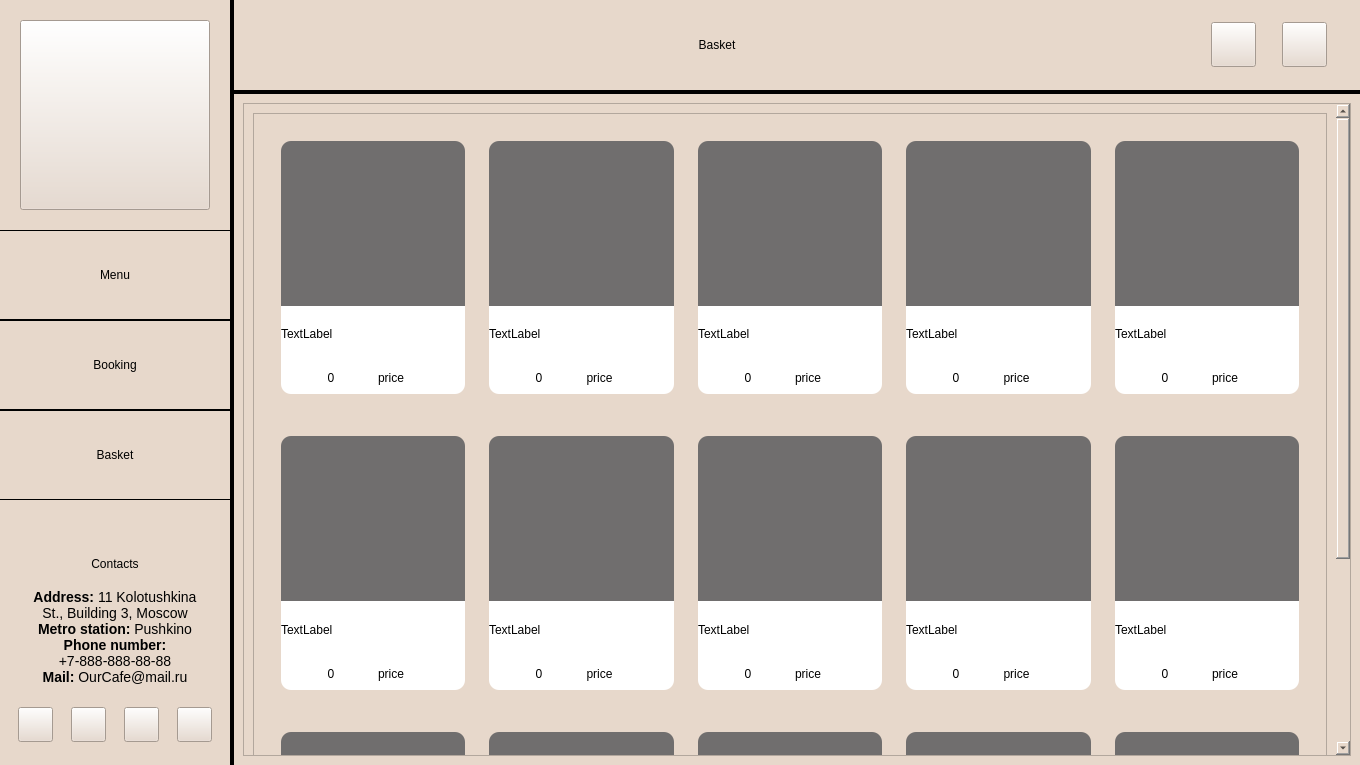
Above: application/basketwindow.ui from redm0unt/OurCafe before the change. Below: the same form after it.
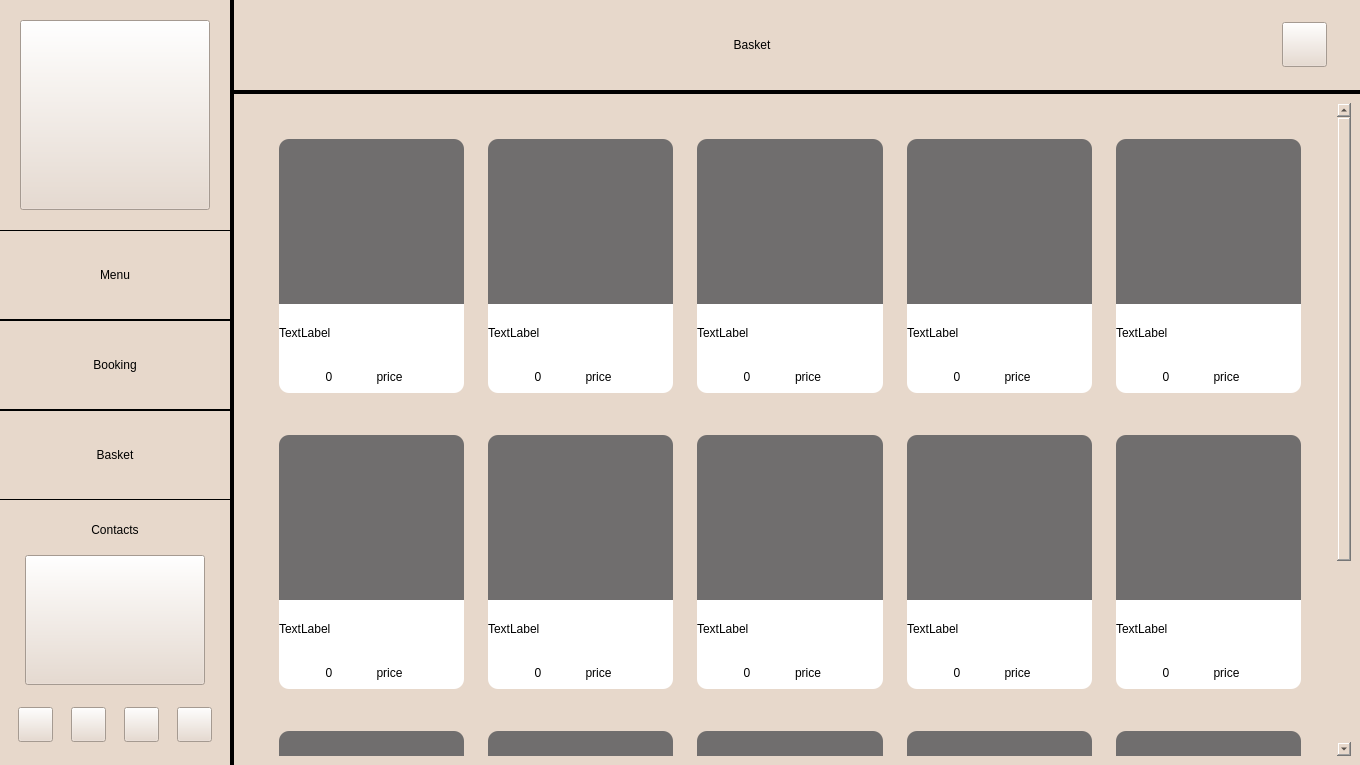
That is the form after the change. Icons and pictures are not drawn.

Commit message: Add beautiful scrollbar and add out location on all pages

```diff
--- a/application/basketwindow.ui
+++ b/application/basketwindow.ui
@@ -382,17 +382,17 @@
            <number>0</number>
           </property>
           <item>
-           <widget class="QLabel" name="ContactsText">
+           <widget class="QPushButton" name="ContactsText">
             <property name="sizePolicy">
-             <sizepolicy hsizetype="Fixed" vsizetype="Preferred">
+             <sizepolicy hsizetype="Fixed" vsizetype="Fixed">
               <horstretch>0</horstretch>
               <verstretch>0</verstretch>
              </sizepolicy>
             </property>
-            <property name="maximumSize">
+            <property name="minimumSize">
              <size>
               <width>180</width>
-              <height>16777215</height>
+              <height>130</height>
              </size>
             </property>
             <property name="cursor">
@@ -405,31 +405,10 @@
              <enum>Qt::NoFocus</enum>
             </property>
             <property name="styleSheet">
-             <string notr="true">font: 14px</string>
-            </property>
-            <property name="frameShadow">
-             <enum>QFrame::Plain</enum>
+             <string notr="true">border-image: url(:/resources/resources/About_text.png) 0;</string>
             </property>
             <property name="text">
-             <string>&lt;html&gt;&lt;head/&gt;&lt;body&gt;&lt;p align=&quot;center&quot;&gt;&lt;span style=&quot; font-weight:700;&quot;&gt;Address:&lt;/span&gt; 11 Kolotushkina St., Building 3, Moscow&lt;br/&gt;&lt;span style=&quot; font-weight:700;&quot;&gt;Metro station:&lt;/span&gt; Pushkino&lt;br/&gt;&lt;span style=&quot; font-weight:700;&quot;&gt;Phone number:&lt;/span&gt; +7-888-888-88-88&lt;br/&gt;&lt;span style=&quot; font-weight:700;&quot;&gt;Mail:&lt;/span&gt; OurCafe@mail.ru&lt;/p&gt;&lt;/body&gt;&lt;/html&gt;</string>
-            </property>
-            <property name="textFormat">
-             <enum>Qt::AutoText</enum>
-            </property>
-            <property name="scaledContents">
-             <bool>false</bool>
-            </property>
-            <property name="alignment">
-             <set>Qt::AlignCenter</set>
-            </property>
-            <property name="wordWrap">
-             <bool>true</bool>
-            </property>
-            <property name="indent">
-             <number>0</number>
-            </property>
-            <property name="textInteractionFlags">
-             <set>Qt::LinksAccessibleByMouse</set>
+             <string/>
             </property>
            </widget>
           </item>
@@ -723,13 +702,13 @@
             </property>
             <property name="minimumSize">
              <size>
-              <width>140</width>
+              <width>70</width>
               <height>0</height>
              </size>
             </property>
             <property name="maximumSize">
              <size>
-              <width>140</width>
+              <width>70</width>
               <height>16777215</height>
              </size>
             </property>
@@ -749,37 +728,6 @@
              <property name="bottomMargin">
               <number>0</number>
              </property>
-             <item>
-              <widget class="QPushButton" name="Cart">
-               <property name="sizePolicy">
-                <sizepolicy hsizetype="Maximum" vsizetype="Maximum">
-                 <horstretch>0</horstretch>
-                 <verstretch>0</verstretch>
-                </sizepolicy>
-               </property>
-               <property name="minimumSize">
-                <size>
-                 <width>45</width>
-                 <height>45</height>
-                </size>
-               </property>
-               <property name="maximumSize">
-                <size>
-                 <width>45</width>
-                 <height>45</height>
-                </size>
-               </property>
-               <property name="cursor">
-                <cursorShape>PointingHandCursor</cursorShape>
-               </property>
-               <property name="styleSheet">
-                <string notr="true">border-image: url(:/resources/resources/Cart.png) 0 stretch stretch;</string>
-               </property>
-               <property name="text">
-                <string/>
-               </property>
-              </widget>
-             </item>
              <item>
               <widget class="QPushButton" name="Account">
                <property name="sizePolicy">
@@ -875,6 +823,92 @@
               <verstretch>0</verstretch>
              </sizepolicy>
             </property>
+            <property name="autoFillBackground">
+             <bool>false</bool>
+            </property>
+            <property name="styleSheet">
+             <string notr="true">* {
+	border: none;
+}
+
+/* VERTICAL SCROLLBAR */
+ QScrollBar:vertical {
+	border: none;
+    background: rgb(226, 205, 187);
+    width: 14px;
+    margin: 15px 0 15px 0;
+	border-radius: 0px;
+ }
+
+/*  HANDLE BAR VERTICAL */
+QScrollBar::handle:vertical {	
+	background-color: rgb(212, 191, 173);
+	border-radius: 7px;
+}
+QScrollBar::handle:vertical:hover{	
+	background-color: #C0AA97;
+}
+
+
+/* BTN TOP - SCROLLBAR */
+QScrollBar::sub-line:vertical {
+	border: none;
+	background-color: rgb(226, 205, 187);
+	height: 15px;
+	border-top-left-radius: 7px;
+	border-top-right-radius: 7px;
+	subcontrol-position: top;
+	subcontrol-origin: margin;
+}
+/* BTN BOTTOM - SCROLLBAR */
+QScrollBar::add-line:vertical {
+	border: none;
+	background-color: rgb(226, 205, 187);
+	height: 15px;
+	border-bottom-left-radius: 7px;
+	border-bottom-right-radius: 7px;
+	subcontrol-position: bottom;
+	subcontrol-origin: margin;
+}
+QScrollBar::add-line:vertical:hover {	
+	background-color: rgb(255, 0, 127);
+}
+QScrollBar::add-line:vertical:pressed {	
+	background-color: rgb(185, 0, 92);
+}
+
+/* RESET ARROW */
+QScrollBar::up-arrow:vertical, QScrollBar::down-arrow:vertical {
+	background: none;
+}
+QScrollBar::add-page:vertical, QScrollBar::sub-page:vertical {
+	background: none;
+}
+
+
+
+/* HORIZONTAL SCROLLBAR - HOMEWORK */
+QScrollBar:horizontal {
+   
+}
+QScrollBar::handle:horizontal {
+    
+}
+QScrollBar::add-line:horizontal {
+    
+}
+QScrollBar::sub-line:horizontal {
+    
+}
+QScrollBar::up-arrow:horizontal, QScrollBar::down-arrow:horizontal
+{
+
+}
+QScrollBar::add-page:horizontal, QScrollBar::sub-page:horizontal
+{
+
+}</string>
+            </property>
             <property name="widgetResizable">
              <bool>true</bool>
             </property>
@@ -883,8 +917,8 @@
               <rect>
                <x>0</x>
                <y>0</y>
-               <width>1085</width>
-               <height>922</height>
+               <width>1090</width>
+               <height>924</height>
               </rect>
              </property>
              <layout class="QVBoxLayout" name="verticalLayout_2">
```
Left out of the diff: 9 changed lines with no effect on the pictures. The commit also changes 7 other files.
